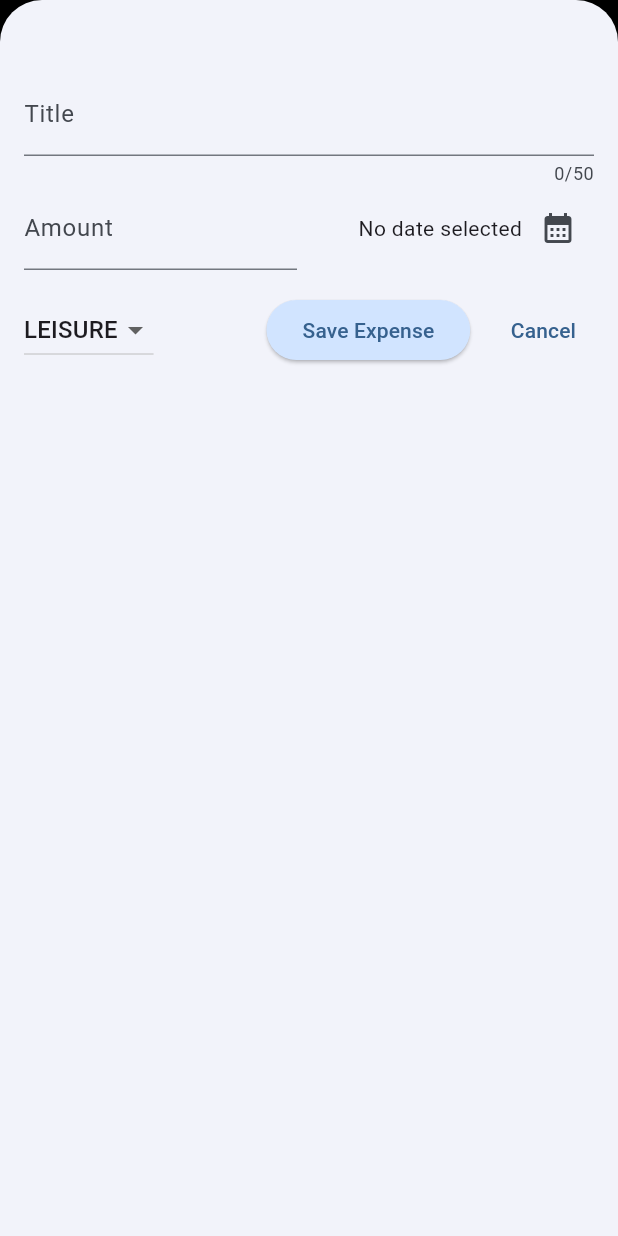
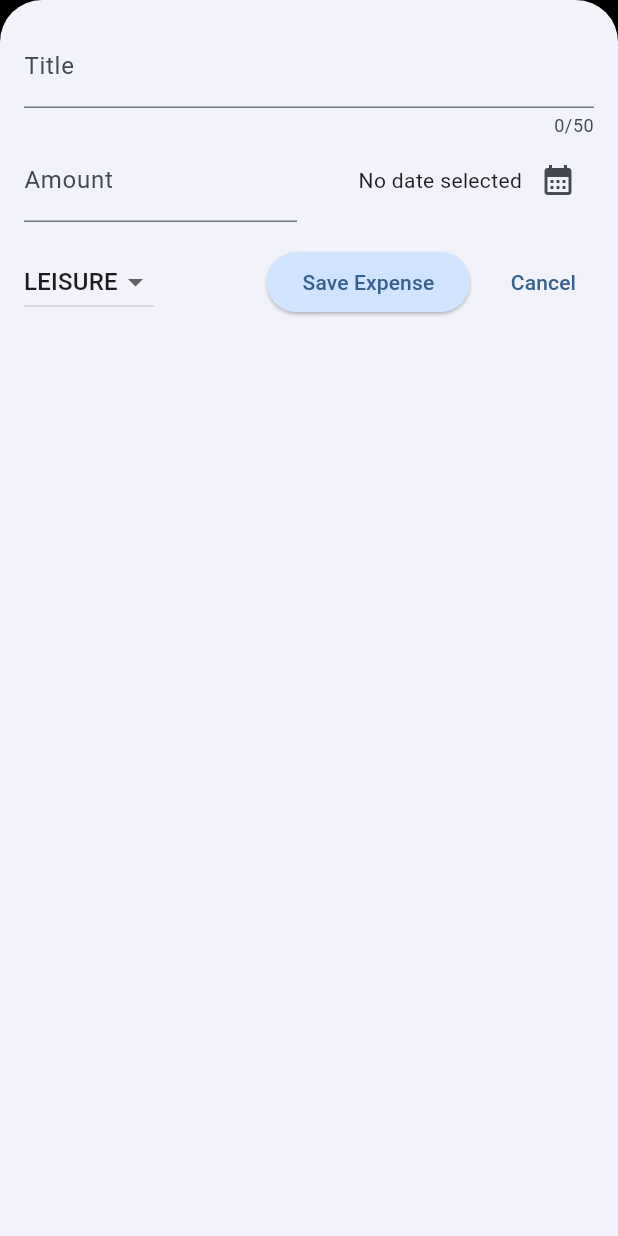
Before and after one commit to alejopadido/flutter-apps, a Flutter app: the screen it shows after launch, after a tap on the "add" icon, on a phone screen of 412 x 824 dp. Run offline on Flutter 3.47's test engine with Material 3 defaults, Android fonts, the phone set to English and light mode, and no system bars; our stand-ins replace google_fonts.

Commit message:
Responsive expenses app

```diff
--- a/expense_tracker/lib/main.dart
+++ b/expense_tracker/lib/main.dart
@@ -1,4 +1,5 @@
 import 'package:flutter/material.dart';
+// import 'package:flutter/services.dart';
 
 import 'package:expense_tracker/widgets/expenses.dart';
 
@@ -8,6 +9,10 @@
     ColorScheme.fromSeed(brightness: Brightness.dark, seedColor: Colors.blue);
 
 void main() {
+  // WidgetsFlutterBinding.ensureInitialized();
+  // SystemChrome.setPreferredOrientations(
+  //   [DeviceOrientation.portraitUp],
+  // ).then((fn) {
   runApp(
     MaterialApp(
       darkTheme: ThemeData.dark().copyWith(
@@ -46,4 +51,5 @@
       home: const Expenses(),
     ),
   );
+  //});
 }
--- a/expense_tracker/lib/widgets/expenses.dart
+++ b/expense_tracker/lib/widgets/expenses.dart
@@ -31,6 +31,7 @@
 
   void _openAddExpenseOverlay() {
     showModalBottomSheet(
+      useSafeArea: true,
       isScrollControlled: true,
       context: context,
       builder: (ctx) => NewExpense(
@@ -68,6 +69,8 @@
 
   @override
   Widget build(BuildContext context) {
+    final width = MediaQuery.of(context).size.width;
+
     Widget mainContent = const Center(
       child: Text(
         'No expenses found. Start adding some!',
@@ -99,14 +102,23 @@
             )
           ],
         ),
-      body: Column(
+        body: width < 600
+            ? Column(
                 children: [
                   Chart(expenses: _registeredExpenses),
                   Expanded(
                     child: mainContent,
                   ),
                 ],
+              )
+            : Row(
+                crossAxisAlignment: CrossAxisAlignment.start,
+                children: [
+                  Expanded(child: Chart(expenses: _registeredExpenses)),
+                  Expanded(
+                    child: mainContent,
                   ),
-    );
+                ],
+              ));
   }
 }
--- a/expense_tracker/lib/widgets/new_expense.dart
+++ b/expense_tracker/lib/widgets/new_expense.dart
@@ -76,15 +76,98 @@
 
   @override
   Widget build(BuildContext context) {
-    return Padding(
-      padding: const EdgeInsets.fromLTRB(16, 48, 16, 16),
+    final keyboardSapce = MediaQuery.of(context).viewInsets.bottom;
+    return LayoutBuilder(builder: (ctx, constraints) {
+      final width = constraints.maxWidth;
+
+      return SizedBox(
+        height: double.infinity,
+        child: SingleChildScrollView(
+          child: Padding(
+            padding: EdgeInsets.fromLTRB(16, 16, 16, keyboardSapce + 16),
             child: Column(
               children: [
+                if (width >= 600)
+                  Row(
+                    crossAxisAlignment: CrossAxisAlignment.start,
+                    children: [
+                      Expanded(
+                        child: TextField(
+                          controller: _titleController,
+                          maxLength: 50,
+                          decoration: const InputDecoration(
+                            label: Text('Title'),
+                          ),
+                        ),
+                      ),
+                      const SizedBox(
+                        width: 16,
+                      ),
+                      Expanded(
+                        child: TextField(
+                          controller: _amountController,
+                          keyboardType: TextInputType.number,
+                          decoration: const InputDecoration(
+                            prefixText: '\$ ',
+                            label: Text('Amount'),
+                          ),
+                        ),
+                      ),
+                    ],
+                  )
+                else
                   TextField(
                     controller: _titleController,
                     maxLength: 50,
                     decoration: const InputDecoration(label: Text('Title')),
                   ),
+                if (width >= 600)
+                  Row(
+                    children: [
+                      DropdownButton(
+                        value: _selectedCategory,
+                        items: Category.values
+                            .map(
+                              (category) => DropdownMenuItem(
+                                value: category,
+                                child: Text(
+                                  category.name.toUpperCase(),
+                                ),
+                              ),
+                            )
+                            .toList(),
+                        onChanged: (value) {
+                          setState(() {
+                            if (value == null) {
+                              return;
+                            }
+                            _selectedCategory = value;
+                          });
+                        },
+                      ),
+                      const SizedBox(
+                        width: 16,
+                      ),
+                      Expanded(
+                        child: Row(
+                          mainAxisAlignment: MainAxisAlignment.end,
+                          crossAxisAlignment: CrossAxisAlignment.center,
+                          children: [
+                            Text(
+                              _selectedDate == null
+                                  ? 'No date selected'
+                                  : formatter.format(_selectedDate!),
+                            ),
+                            IconButton(
+                              icon: const Icon(Icons.calendar_month),
+                              onPressed: _presentDatePicker,
+                            ),
+                          ],
+                        ),
+                      ),
+                    ],
+                  )
+                else
                   Row(
                     children: [
                       Expanded(
@@ -118,6 +201,26 @@
                     ],
                   ),
                 const SizedBox(height: 16),
+                if (width >= 600)
+                  Row(
+                    children: [
+                      const Spacer(),
+                      ElevatedButton(
+                        onPressed: _submitExpenseData,
+                        child: const Text('Save Expense'),
+                      ),
+                      const SizedBox(
+                        width: 15,
+                      ),
+                      TextButton(
+                        onPressed: () {
+                          Navigator.pop(context);
+                        },
+                        child: const Text('Cancel'),
+                      ),
+                    ],
+                  )
+                else
                   Row(
                     children: [
                       DropdownButton(
@@ -158,6 +261,9 @@
                   )
               ],
             ),
+          ),
+        ),
       );
+    });
   }
 }
```
Lines whose indentation alone changed are shown as unchanged.
